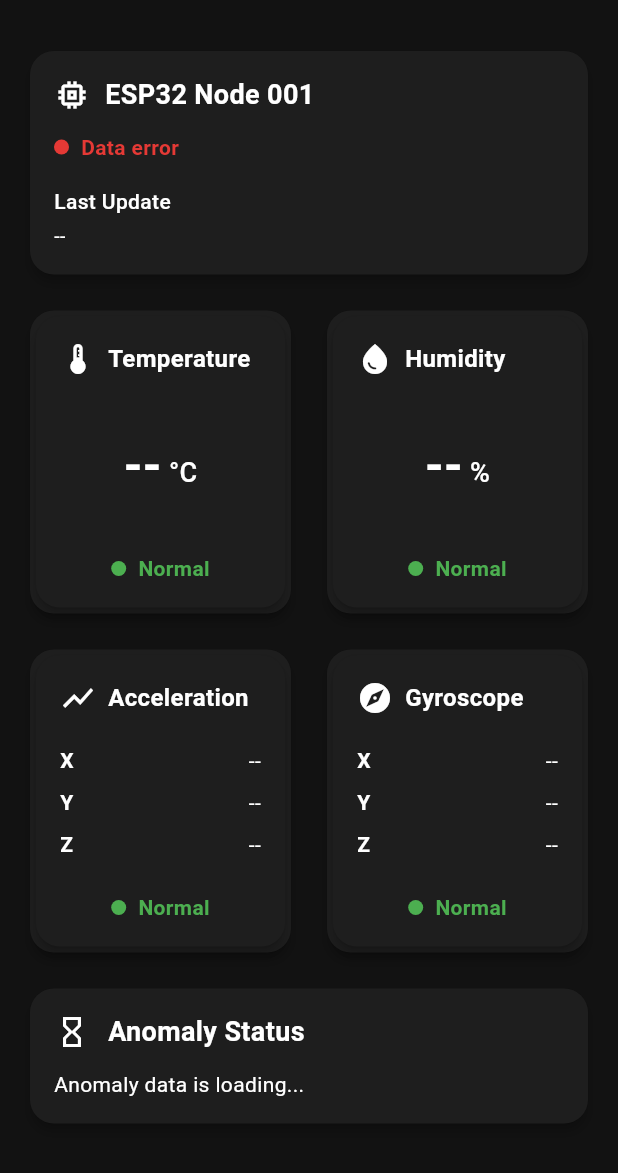
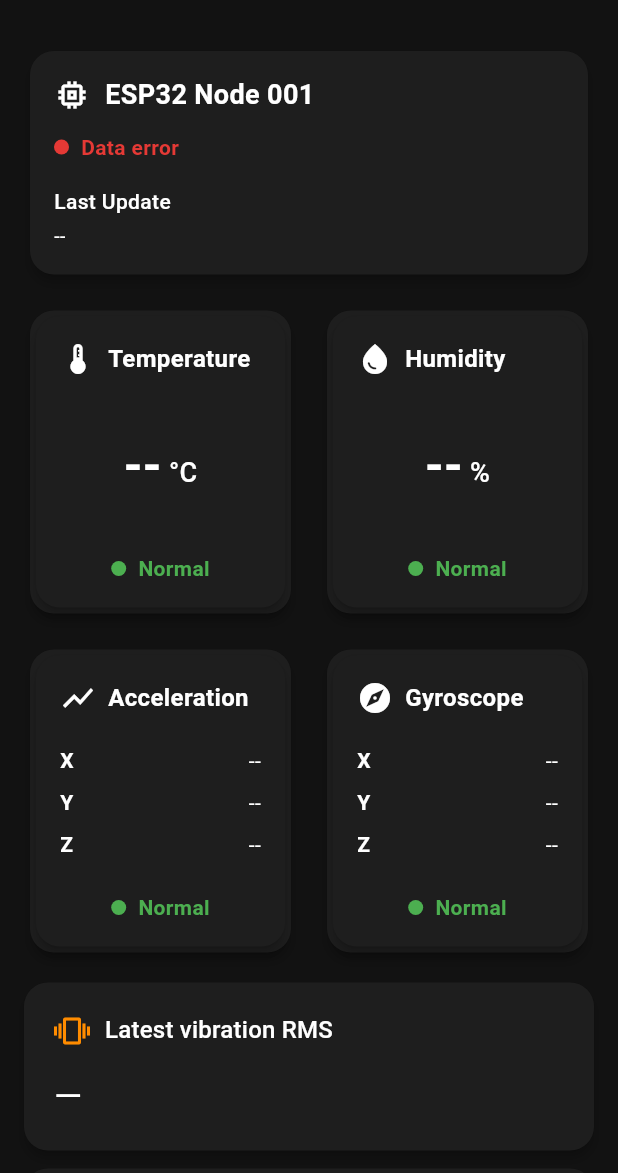
Before and after one commit to burakakcay/ESP32-IoT-Anomaly, a Flutter app: the screen it shows once a user with an empty profile is signed in, on a phone screen of 412 x 824 dp, the part 63-1236 px from its top. Run offline on Flutter 3.47's test engine with Material 3 defaults, Android fonts, the phone set to English and light mode, and no system bars; our stand-ins replace firebase_auth, firebase_core, fl_chart; accounts and stored records are empty.

Commit message:
Titreşim RMS ve tepe değerlerini kaydet ve cihaz ekranında göster

```diff
--- a/mobile_app/lib/l10n/app_en.arb
+++ b/mobile_app/lib/l10n/app_en.arb
@@ -116,5 +116,9 @@
 	"historyLoadMore": "Load more",
 	"historyLoadMoreFailed": "Could not load more records. You can try again.",
 	"historySensorFilter": "Sensor",
-	"historyAllSensors": "All"
+	"historyAllSensors": "All",
+	"vibrationLastRms": "Latest vibration RMS",
+	"vibrationIntervalPeak": "Interval peak",
+	"vibrationSaturationWarning": "Measurement limit reached. The peak may not represent the full motion.",
+	"vibrationSamplingWarning": "A sampling interruption or read error occurred. Values cover valid windows only."
 }
--- a/mobile_app/lib/l10n/app_localizations.dart
+++ b/mobile_app/lib/l10n/app_localizations.dart
@@ -601,6 +601,30 @@ abstract class AppLocalizations {
   /// In en, this message translates to:
   /// **'All'**
   String get historyAllSensors;
+
+  /// No description provided for @vibrationLastRms.
+  ///
+  /// In en, this message translates to:
+  /// **'Latest vibration RMS'**
+  String get vibrationLastRms;
+
+  /// No description provided for @vibrationIntervalPeak.
+  ///
+  /// In en, this message translates to:
+  /// **'Interval peak'**
+  String get vibrationIntervalPeak;
+
+  /// No description provided for @vibrationSaturationWarning.
+  ///
+  /// In en, this message translates to:
+  /// **'Measurement limit reached. The peak may not represent the full motion.'**
+  String get vibrationSaturationWarning;
+
+  /// No description provided for @vibrationSamplingWarning.
+  ///
+  /// In en, this message translates to:
+  /// **'A sampling interruption or read error occurred. Values cover valid windows only.'**
+  String get vibrationSamplingWarning;
 }
 
 class _AppLocalizationsDelegate
--- a/mobile_app/lib/l10n/app_tr.arb
+++ b/mobile_app/lib/l10n/app_tr.arb
@@ -118,5 +118,9 @@
 	"historyLoadMore": "Daha fazla yükle",
 	"historyLoadMoreFailed": "Diğer kayıtlar yüklenemedi. Tekrar deneyebilirsiniz.",
 	"historySensorFilter": "Sensör",
-	"historyAllSensors": "Tümü"
+	"historyAllSensors": "Tümü",
+	"vibrationLastRms": "Son titreşim RMS",
+	"vibrationIntervalPeak": "Aralık tepe değeri",
+	"vibrationSaturationWarning": "Ölçüm sınırına ulaşıldı. Tepe değeri hareketin tamamını yansıtmayabilir.",
+	"vibrationSamplingWarning": "Örnekleme kesintisi veya okuma hatası var. Değerler yalnızca geçerli pencereleri kapsıyor."
 }
--- a/mobile_app/lib/models/sensor_data.dart
+++ b/mobile_app/lib/models/sensor_data.dart
@@ -9,6 +9,13 @@ class SensorData {
   final DateTime timestamp;
   final double? temperature;
   final double? humidity;
+  final double? lastRmsG;
+  final double? peakG;
+  final int? vibrationIntervalMs;
+  final int? vibrationLastAgeMs;
+  final int? vibrationWindowCount;
+  final bool? vibrationSaturated;
+  final bool? vibrationSamplingError;
 
   final Acceleration acceleration;
   final Gyroscope gyroscope;
@@ -20,46 +27,74 @@ class SensorData {
     required this.humidity,
     required this.acceleration,
     required this.gyroscope,
+    this.lastRmsG,
+    this.peakG,
+    this.vibrationIntervalMs,
+    this.vibrationLastAgeMs,
+    this.vibrationWindowCount,
+    this.vibrationSaturated,
+    this.vibrationSamplingError,
   });
 
   factory SensorData.fromJson(Map<String, dynamic> json) {
     return SensorData(
-      deviceId: json["device_id"],
-      timestamp: DateTime.parse(json["zaman"]),
-      temperature: _optionalMeasurement(json["sicaklik"]),
-      humidity: _optionalMeasurement(json["nem"]),
-      acceleration: Acceleration.fromJson(json["ivme"]),
-      gyroscope: Gyroscope.fromJson(json["jiro"]),
+      deviceId: json['device_id'],
+      timestamp: DateTime.parse(json['zaman']),
+      temperature: _optionalMeasurement(json['sicaklik']),
+      humidity: _optionalMeasurement(json['nem']),
+      acceleration: Acceleration.fromJson(json['ivme']),
+      gyroscope: Gyroscope.fromJson(json['jiro']),
+      lastRmsG: _optionalMeasurement(json['last_rms_g']),
+      peakG: _optionalMeasurement(json['peak_g']),
+      vibrationIntervalMs: (json['vibration_interval_ms'] as num?)?.toInt(),
+      vibrationLastAgeMs: (json['vibration_last_age_ms'] as num?)?.toInt(),
+      vibrationWindowCount: (json['vibration_window_count'] as num?)?.toInt(),
+      vibrationSaturated: json['vibration_saturated'] as bool?,
+      vibrationSamplingError: json['vibration_sampling_error'] as bool?,
     );
   }
 
   Map<String, dynamic> toJson() {
     return {
-      "device_id": deviceId,
-      "zaman": timestamp.toIso8601String(),
-      "sicaklik": temperature,
-      "nem": humidity,
-      "ivme": acceleration.toJson(),
-      "jiro": gyroscope.toJson(),
+      'device_id': deviceId,
+      'zaman': timestamp.toIso8601String(),
+      'sicaklik': temperature,
+      'nem': humidity,
+      'ivme': acceleration.toJson(),
+      'jiro': gyroscope.toJson(),
+      'last_rms_g': lastRmsG,
+      'peak_g': peakG,
+      'vibration_interval_ms': vibrationIntervalMs,
+      'vibration_last_age_ms': vibrationLastAgeMs,
+      'vibration_window_count': vibrationWindowCount,
+      'vibration_saturated': vibrationSaturated,
+      'vibration_sampling_error': vibrationSamplingError,
     };
   }
 
   factory SensorData.fromFirestoreJson(Map<String, dynamic> json) {
     return SensorData(
-      deviceId: json["device_id"] as String,
-      timestamp: DateTime.parse(json["timestamp"] as String),
-      temperature: _optionalMeasurement(json["temperature"]),
-      humidity: _optionalMeasurement(json["humidity"]),
+      deviceId: json['device_id'] as String,
+      timestamp: DateTime.parse(json['timestamp'] as String),
+      temperature: _optionalMeasurement(json['temperature']),
+      humidity: _optionalMeasurement(json['humidity']),
       acceleration: Acceleration(
-        x: (json["accel_x"] as num).toInt(),
-        y: (json["accel_y"] as num).toInt(),
-        z: (json["accel_z"] as num).toInt(),
+        x: (json['accel_x'] as num).toInt(),
+        y: (json['accel_y'] as num).toInt(),
+        z: (json['accel_z'] as num).toInt(),
       ),
       gyroscope: Gyroscope(
-        x: (json["gyro_x"] as num).toInt(),
-        y: (json["gyro_y"] as num).toInt(),
-        z: (json["gyro_z"] as num).toInt(),
+        x: (json['gyro_x'] as num).toInt(),
+        y: (json['gyro_y'] as num).toInt(),
+        z: (json['gyro_z'] as num).toInt(),
       ),
+      lastRmsG: _optionalMeasurement(json['last_rms_g']),
+      peakG: _optionalMeasurement(json['peak_g']),
+      vibrationIntervalMs: (json['vibration_interval_ms'] as num?)?.toInt(),
+      vibrationLastAgeMs: (json['vibration_last_age_ms'] as num?)?.toInt(),
+      vibrationWindowCount: (json['vibration_window_count'] as num?)?.toInt(),
+      vibrationSaturated: json['vibration_saturated'] as bool?,
+      vibrationSamplingError: json['vibration_sampling_error'] as bool?,
     );
   }
 
--- a/mobile_app/lib/screens/dashboard_screen.dart
+++ b/mobile_app/lib/screens/dashboard_screen.dart
@@ -219,8 +219,6 @@ class _DashboardScreenState extends State<DashboardScreen> {
         "${dateTime.second.toString().padLeft(2, '0')}";
   }
 
-  // Kullanıcı arayüzü
-
   @override
   Widget build(BuildContext context) {
     final l10n = AppLocalizations.of(context)!;
@@ -323,6 +321,10 @@ class _DashboardScreenState extends State<DashboardScreen> {
 
                 const SizedBox(height: 16),
 
+                _VibrationCards(reading: _sensorData),
+
+                const SizedBox(height: 16),
+
                 AnomalyCard(
                   anomalyResponse: _anomalyResponse,
                   latestAnomaly: _latestAnomaly,
@@ -354,3 +356,119 @@ class _DashboardScreenState extends State<DashboardScreen> {
     super.dispose();
   }
 }
+
+class _VibrationCards extends StatelessWidget {
+  final SensorData? reading;
+
+  const _VibrationCards({required this.reading});
+
+  @override
+  Widget build(BuildContext context) {
+    final l10n = AppLocalizations.of(context)!;
+
+    return Column(
+      crossAxisAlignment: CrossAxisAlignment.stretch,
+      children: [
+        LayoutBuilder(
+          builder: (context, constraints) {
+            final cards = [
+              _VibrationValueCard(
+                title: l10n.vibrationLastRms,
+                value: reading?.lastRmsG,
+                icon: Icons.vibration,
+              ),
+              _VibrationValueCard(
+                title: l10n.vibrationIntervalPeak,
+                value: reading?.peakG,
+                icon: Icons.show_chart,
+              ),
+            ];
+
+            if (constraints.maxWidth < 500) {
+              return Column(
+                crossAxisAlignment: CrossAxisAlignment.stretch,
+                children: [cards[0], const SizedBox(height: 12), cards[1]],
+              );
+            }
+
+            return Row(
+              crossAxisAlignment: CrossAxisAlignment.start,
+              children: [
+                Expanded(child: cards[0]),
+                const SizedBox(width: 16),
+                Expanded(child: cards[1]),
+              ],
+            );
+          },
+        ),
+        if (reading?.vibrationSaturated == true)
+          _buildWarning(context, l10n.vibrationSaturationWarning),
+        if (reading?.vibrationSamplingError == true)
+          _buildWarning(context, l10n.vibrationSamplingWarning),
+      ],
+    );
+  }
+
+  Widget _buildWarning(BuildContext context, String message) {
+    return Padding(
+      padding: const EdgeInsets.only(top: 12),
+      child: Row(
+        crossAxisAlignment: CrossAxisAlignment.start,
+        children: [
+          Icon(
+            Icons.warning_amber_rounded,
+            color: Theme.of(context).colorScheme.primary,
+            size: 20,
+          ),
+          const SizedBox(width: 8),
+          Expanded(child: Text(message)),
+        ],
+      ),
+    );
+  }
+}
+
+class _VibrationValueCard extends StatelessWidget {
+  final String title;
+  final double? value;
+  final IconData icon;
+
+  const _VibrationValueCard({
+    required this.title,
+    required this.value,
+    required this.icon,
+  });
+
+  @override
+  Widget build(BuildContext context) {
+    final theme = Theme.of(context);
+    final measurement = value;
+    final text = measurement != null && measurement.isFinite
+        ? '${measurement.toStringAsFixed(4)} g'
+        : '—';
+
+    return Card(
+      margin: EdgeInsets.zero,
+      child: Padding(
+        padding: const EdgeInsets.all(20),
+        child: Column(
+          crossAxisAlignment: CrossAxisAlignment.start,
+          children: [
+            Row(
+              crossAxisAlignment: CrossAxisAlignment.start,
+              children: [
+                Icon(icon, color: theme.colorScheme.primary),
+                const SizedBox(width: 10),
+                Expanded(
+                  child: Text(title, style: theme.textTheme.titleMedium),
+                ),
+              ],
+            ),
+            const SizedBox(height: 16),
+            Text(text, style: theme.textTheme.headlineSmall),
+          ],
+        ),
+      ),
+    );
+  }
+}
```
Also changed, not shown: mobile_app/lib/l10n/app_localizations_en.dart (+14 -0 lines), mobile_app/lib/l10n/app_localizations_tr.dart (+14 -0 lines), 4 other files.
